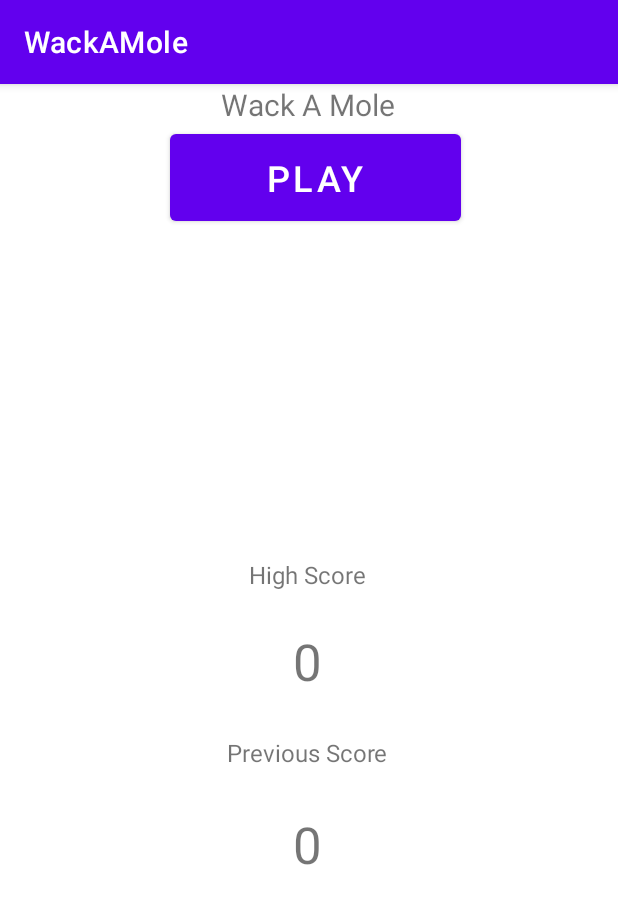
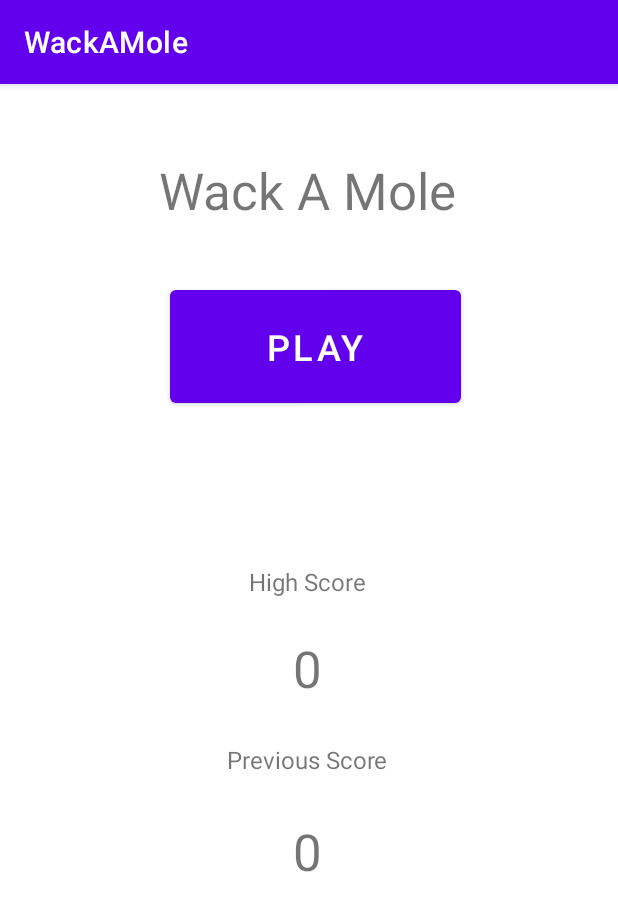
Before and after one commit to jvandrie13/388, an Android app: the screen it shows after launch (MainActivity), on a phone screen of 412 x 824 dp. Shown: the top 911 px of the screen. Run offline under Robolectric (Android 15) with nearby library versions, the phone set to English and light mode, and no system bars.

Commit message:
new  page

```diff
--- a/WackAMole/app/src/main/AndroidManifest.xml
+++ b/WackAMole/app/src/main/AndroidManifest.xml
@@ -14,6 +14,9 @@
         android:theme="@style/Theme.WackAMole"
         tools:targetApi="31">
         <activity
+            android:name=".MainActivity2"
+            android:exported="false" />
+        <activity
             android:name=".MainActivity"
             android:exported="true">
             <intent-filter>
--- a/WackAMole/app/src/main/res/layout/activity_main.xml
+++ b/WackAMole/app/src/main/res/layout/activity_main.xml
@@ -16,7 +16,7 @@
 
         <Space
             android:layout_width="match_parent"
-            android:layout_height="wrap_content" />
+            android:layout_height="48dp" />
 
         <TextView
             android:id="@+id/textView"
@@ -24,7 +24,11 @@
             android:layout_height="wrap_content"
             android:text="Wack A Mole"
             android:textAlignment="center"
-            android:textSize="20sp" />
+            android:textSize="34sp" />
+
+        <Space
+            android:layout_width="match_parent"
+            android:layout_height="38dp" />
 
         <LinearLayout
             android:layout_width="match_parent"
@@ -33,25 +37,21 @@
 
             <Space
                 android:layout_width="113dp"
-                android:layout_height="65dp" />
+                android:layout_height="match_parent" />
 
             <Button
                 android:id="@+id/button_play"
                 android:layout_width="194dp"
-                android:layout_height="70dp"
+                android:layout_height="87dp"
                 android:text="PLAY"
                 android:textAlignment="center"
                 android:textSize="24sp"
                 tools:ignore="TouchTargetSizeCheck" />
 
             <Space
-                android:layout_width="135dp"
-                android:layout_height="55dp" />
+                android:layout_width="138dp"
+                android:layout_height="match_parent" />
         </LinearLayout>
-
-        <Space
-            android:layout_width="match_parent"
-            android:layout_height="77dp" />
 
         <Space
             android:layout_width="match_parent"
@@ -64,7 +64,7 @@
 
             <Space
                 android:layout_width="match_parent"
-                android:layout_height="141dp" />
+                android:layout_height="102dp" />
 
             <TextView
                 android:id="@+id/textView5"
```
Also changed, not shown: WackAMole/app/src/main/java/com/example/wackamole/MainActivity2.java (added, +14 -0 lines), WackAMole/app/src/main/res/layout/activity_main2.xml (added, +9 -0 lines).
